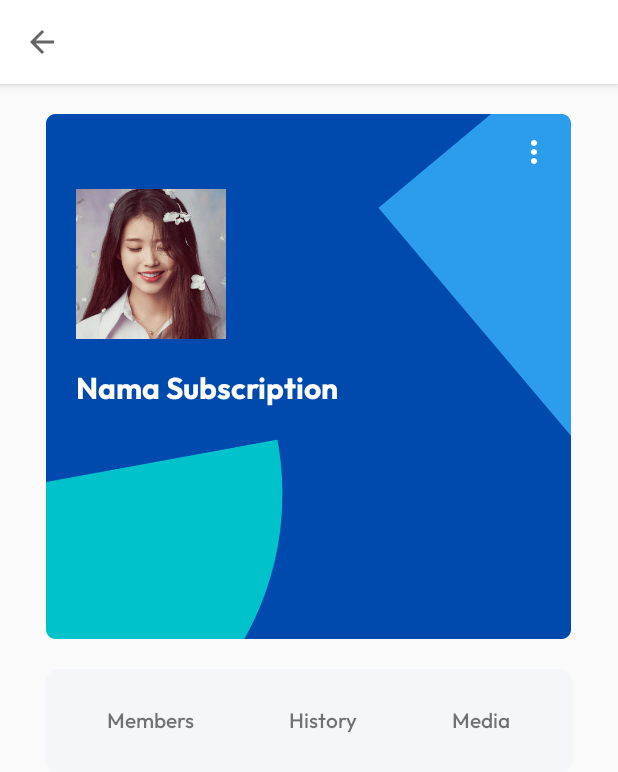
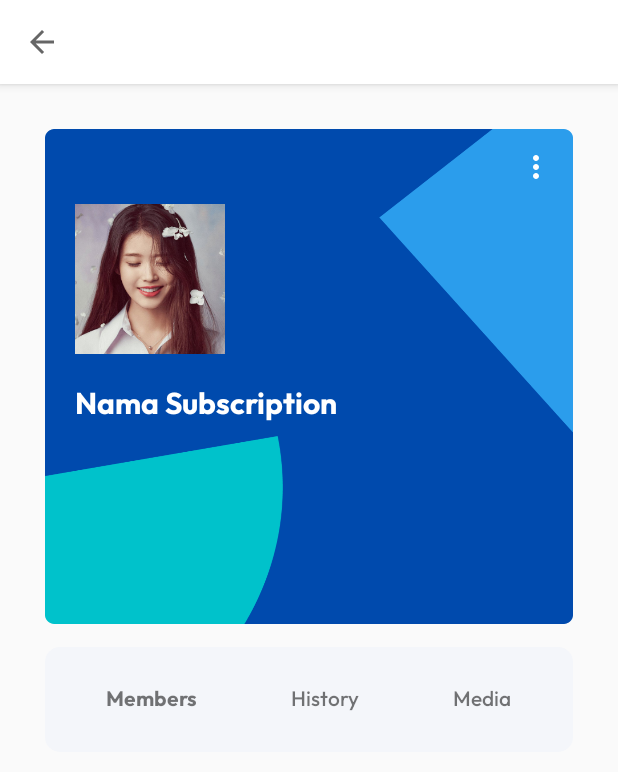
Before and after one commit to karacelly/subscriptly, an Android app: the fragment SubscriptionDetailFragment placed in its activity, on a phone screen of 412 x 824 dp. Shown: the top 772 px of the screen. Run offline under Robolectric (Android 15) with nearby library versions, the phone set to English and light mode, and no system bars; our stand-ins replace Firebase (no records; nobody signed in at launch, a user with empty details on screens opened directly), FlexboxLayout; 2 statements that could not run were skipped.

Commit message:
Fix Subscription Detail Member Fragment, Edit SubscriptionDetail Layout

```diff
--- a/app/src/main/java/edu/bluejack21_2/subscriptly/SubscriptionDetail.java
+++ b/app/src/main/java/edu/bluejack21_2/subscriptly/SubscriptionDetail.java
@@ -59,7 +59,8 @@ public class SubscriptionDetail extends AppCompatActivity {
 
                         FragmentTransaction ft = getSupportFragmentManager().beginTransaction();
                         Subscription s = new Subscription(document.getId(), document.getString("name"), Integer.parseInt(document.get("bill").toString()), Integer.parseInt(document.get("duration").toString()), new ArrayList<User>());
-                        ft.replace(R.id.subsDetailFragmentPlaceholder, new SubscriptionDetailFragment(s));
+                        ft.replace(R.id.subsDetailFragmentPlaceholder, new SubscriptionDetailFragment(SubscriptionRepository.ACTIVE_SUBSCRIPTION));
+//                        ft.replace(R.id.subsDetailFragmentPlaceholder, new SubscriptionDetailFragment(s));
                         ft.commit();
                     }
                 }
--- a/app/src/main/java/edu/bluejack21_2/subscriptly/adapter/viewholder/FriendViewHolder.java
+++ b/app/src/main/java/edu/bluejack21_2/subscriptly/adapter/viewholder/FriendViewHolder.java
@@ -2,6 +2,7 @@ package edu.bluejack21_2.subscriptly.adapter.viewholder;
 
 import android.util.Log;
 import android.view.View;
+import android.widget.Button;
 import android.widget.ImageView;
 import android.widget.TextView;
 
@@ -15,6 +16,7 @@ public class FriendViewHolder extends RecyclerView.ViewHolder {
 
     public TextView friendName;
     public ImageView friendProfilePicture;
+    public Button addFriend, removeFriend, acceptFriend, rejectFriend;
     private final FriendItemBinding binding;
 
     public FriendViewHolder(FriendItemBinding binding) {
@@ -25,6 +27,10 @@ public class FriendViewHolder extends RecyclerView.ViewHolder {
         this.binding = binding;
         friendName = view.findViewById(R.id.text_friend_name);
         friendProfilePicture = view.findViewById(R.id.image_friend);
+        addFriend = view.findViewById(R.id.action_add_friend);
+        removeFriend = view.findViewById(R.id.action_remove_friend);
+        acceptFriend = view.findViewById(R.id.action_accept_friend);
+        rejectFriend = view.findViewById(R.id.action_reject_friend);
     }
 
     public void bind(User item) {
--- a/app/src/main/java/edu/bluejack21_2/subscriptly/repositories/SubscriptionRepository.java
+++ b/app/src/main/java/edu/bluejack21_2/subscriptly/repositories/SubscriptionRepository.java
@@ -18,6 +18,7 @@ import edu.bluejack21_2.subscriptly.models.Subscription;
 import edu.bluejack21_2.subscriptly.models.User;
 
 public class SubscriptionRepository {
+    public static Subscription ACTIVE_SUBSCRIPTION = null;
     private static CollectionReference userRef = SubscriptlyDB.getDB().collection("subscriptions");
     private static StorageReference subscriptionStorageRef = SubscriptlyDB.getStorageDB().child("subscriptions");
 
--- a/app/src/main/java/edu/bluejack21_2/subscriptly/ui/subs_detail/SubscriptionDetailFragment.java
+++ b/app/src/main/java/edu/bluejack21_2/subscriptly/ui/subs_detail/SubscriptionDetailFragment.java
@@ -1,11 +1,13 @@
 package edu.bluejack21_2.subscriptly.ui.subs_detail;
 
 import android.content.Context;
+import android.graphics.Typeface;
 import android.os.Bundle;
 
 import androidx.annotation.NonNull;
 import androidx.annotation.Nullable;
 import androidx.appcompat.widget.Toolbar;
+import androidx.core.content.res.ResourcesCompat;
 import androidx.fragment.app.Fragment;
 import androidx.fragment.app.FragmentTransaction;
 
@@ -24,13 +26,14 @@ import edu.bluejack21_2.subscriptly.R;
 import edu.bluejack21_2.subscriptly.SubscriptionDetail;
 import edu.bluejack21_2.subscriptly.models.Subscription;
 import edu.bluejack21_2.subscriptly.ui.subscriptions.SubscriptionsFragment;
-import com.squareup.picasso.Picasso;
 
 public class SubscriptionDetailFragment extends Fragment {
     private Subscription subscription;
     private ImageButton button;
     private ImageView subsPhoto;
-    private TextView subsName;
+    private TextView subsName, menuMembers, menuHistory, menuMedia;
+
+    private Typeface outfitMedium, outfitSemiBold, outfitBold;
 
     public SubscriptionDetailFragment() { }
 
@@ -48,17 +51,54 @@ public class SubscriptionDetailFragment extends Fragment {
     @Override
     public void onViewCreated(View view,Bundle savedInstanceState) {
         super.onViewCreated(view, savedInstanceState);
+        initFonts(view);
+        initComponents(view);
         setDataOnView(view);
         createMenu(view);
-        setFragment();
+        setFragment(new SubscriptionDetailMemberFragment(subscription.getMembers()));
+    }
+
+    private void initFonts(View v) {
+        outfitMedium = ResourcesCompat.getFont(v.getContext(), R.font.outfit_medium);
+        outfitSemiBold = ResourcesCompat.getFont(v.getContext(), R.font.outfit_semi_bold);
+        outfitBold = ResourcesCompat.getFont(v.getContext(), R.font.outfit_bold);
+    }
+
+    public void initComponents(View v) {
+        subsPhoto = v.findViewById(R.id.subs_photo);
+        subsName = v.findViewById(R.id.subs_name);
+
+        menuMembers = v.findViewById(R.id.text_menu_members);
+        menuHistory = v.findViewById(R.id.text_menu_history);
+        menuMedia = v.findViewById(R.id.text_menu_media);
+    }
+
+    private void resetTypeFace(Typeface tf) {
+        menuMembers.setTypeface(tf);
+        menuHistory.setTypeface(tf);
+        menuMedia.setTypeface(tf);
     }
 
     public void setDataOnView(View v){
-        subsPhoto = v.findViewById(R.id.subs_photo);
-        subsName = v.findViewById(R.id.subs_name);
-
+        menuMembers.setTypeface(outfitBold);
 //        Picasso.get().load(subscription.get)
         subsName.setText(subscription.getName());
+
+        menuMembers.setOnClickListener(view -> {
+            resetTypeFace(outfitMedium);
+            menuMembers.setTypeface(outfitBold);
+            setFragment(new SubscriptionDetailMemberFragment(subscription.getMembers()));
+        });
+
+        menuHistory.setOnClickListener(view -> {
+            resetTypeFace(outfitMedium);
+            menuHistory.setTypeface(outfitBold);
+        });
+
+        menuMedia.setOnClickListener(view -> {
+            resetTypeFace(outfitMedium);
+            menuMedia.setTypeface(outfitBold);
+        });
     }
 
     public void createMenu(View v){
@@ -78,9 +118,9 @@ public class SubscriptionDetailFragment extends Fragment {
         });
     }
 
-    public void setFragment(){
+    public void setFragment(Fragment f){
         FragmentTransaction ft = getChildFragmentManager().beginTransaction();
-        ft.replace(R.id.subs_detail_fragment_placeholder, new SubscriptionDetailMemberFragment(subscription.getMembers()));
+        ft.replace(R.id.subs_detail_fragment_placeholder, f);
         ft.commit();
     }
 
--- a/app/src/main/java/edu/bluejack21_2/subscriptly/ui/subs_detail/SubscriptionDetailMemberFragment.java
+++ b/app/src/main/java/edu/bluejack21_2/subscriptly/ui/subs_detail/SubscriptionDetailMemberFragment.java
@@ -4,6 +4,7 @@ import android.os.Bundle;
 
 import androidx.fragment.app.Fragment;
 
+import android.util.Log;
 import android.view.LayoutInflater;
 import android.view.View;
 import android.view.ViewGroup;
@@ -17,7 +18,7 @@ import edu.bluejack21_2.subscriptly.adapter.MemberItemAdapter;
 import edu.bluejack21_2.subscriptly.models.User;
 
 public class SubscriptionDetailMemberFragment extends Fragment {
-    private ArrayList<User> members = new ArrayList<>();
+    private ArrayList<User> members;
 
     public SubscriptionDetailMemberFragment(ArrayList<User> members) {
         this.members = members;
@@ -40,6 +41,7 @@ public class SubscriptionDetailMemberFragment extends Fragment {
     public void onViewCreated(View view, Bundle savedInstanceState) {
         super.onViewCreated(view, savedInstanceState);
 
+        Log.d("SubscriptionDetailMemberFragment", "onViewCreated: Member Count:"+members.size());
         MemberItemAdapter adapter = new MemberItemAdapter(getActivity(), members);
         ListView list = getView().findViewById(R.id.subsMemberList);
         list.setAdapter(adapter);
--- a/app/src/main/res/layout/activity_subscription_detail.xml
+++ b/app/src/main/res/layout/activity_subscription_detail.xml
@@ -23,9 +23,12 @@
 
     </com.google.android.material.appbar.AppBarLayout>
 
-    <FrameLayout
-        android:id="@+id/subsDetailFragmentPlaceholder"
+    <LinearLayout
         android:layout_width="match_parent"
-        android:layout_height="match_parent"/>
-
+        android:layout_height="match_parent">
+        <FrameLayout
+            android:id="@+id/subsDetailFragmentPlaceholder"
+            android:layout_width="match_parent"
+            android:layout_height="match_parent"/>
+    </LinearLayout>
 </LinearLayout>
--- a/app/src/main/res/layout/fragment_subscription_detail.xml
+++ b/app/src/main/res/layout/fragment_subscription_detail.xml
@@ -8,14 +8,15 @@
 
     <LinearLayout
         android:layout_width="match_parent"
-        android:layout_height="wrap_content"
+        android:layout_height="match_parent"
+        android:layout_marginVertical="30dp"
+        android:layout_marginHorizontal="30dp"
         android:orientation="vertical">
 
         <com.google.android.flexbox.FlexboxLayout
-            android:layout_width="350dp"
-            android:layout_height="350dp"
+            android:layout_width="match_parent"
+            android:layout_height="330dp"
             android:layout_gravity="center_horizontal"
-            android:layout_marginVertical="20dp"
             android:padding="10dp"
             app:flexDirection="column"
             app:justifyContent="space_between"
@@ -94,13 +95,14 @@
         <com.google.android.flexbox.FlexboxLayout
             android:layout_width="match_parent"
             android:layout_height="70dp"
-            android:layout_marginHorizontal="30dp"
+            android:layout_marginVertical="15dp"
             app:alignItems="center"
             android:padding="10dp"
             android:background="@drawable/rounded_light_grey"
             app:justifyContent="space_around">
 
             <TextView
+                android:id="@+id/text_menu_members"
                 android:layout_width="wrap_content"
                 android:layout_height="wrap_content"
                 android:paddingVertical="15dp"
@@ -109,6 +111,7 @@
                 android:text="Members"/>
 
             <TextView
+                android:id="@+id/text_menu_history"
                 android:layout_width="wrap_content"
                 android:layout_height="wrap_content"
                 android:paddingVertical="15dp"
@@ -117,6 +120,7 @@
                 android:text="History"/>
 
             <TextView
+                android:id="@+id/text_menu_media"
                 android:layout_width="wrap_content"
                 android:layout_height="wrap_content"
                 android:paddingVertical="15dp"
@@ -126,10 +130,19 @@
 
         </com.google.android.flexbox.FlexboxLayout>
 
-        <FrameLayout
-            android:id="@+id/subs_detail_fragment_placeholder"
+        <LinearLayout
             android:layout_width="match_parent"
-            android:layout_height="wrap_content"></FrameLayout>
+            android:layout_height="match_parent">
+            <ScrollView
+                android:layout_width="match_parent"
+                android:layout_height="match_parent">
+                <FrameLayout
+                    android:id="@+id/subs_detail_fragment_placeholder"
+                    android:layout_width="match_parent"
+                    android:layout_height="match_parent"/>
+            </ScrollView>
+        </LinearLayout>
+
     </LinearLayout>
 
 </FrameLayout>
```
Also changed, not shown: app/src/main/AndroidManifest.xml (+9 -7 lines), app/src/main/java/edu/bluejack21_2/subscriptly/MainActivity.java (+6 -4 lines), app/src/main/java/edu/bluejack21_2/subscriptly/adapter/FriendRecyclerAdapter.java (+13 -0 lines), app/src/main/java/edu/bluejack21_2/subscriptly/adapter/SubscriptionRecyclerAdapter.java (+11 -5 lines), app/src/main/java/edu/bluejack21_2/subscriptly/repositories/UserRepository.java (+50 -25 lines), app/src/main/res/layout/activity_main.xml (+18 -3 lines), app/src/main/res/layout/friend_item.xml (+33 -22 lines).
